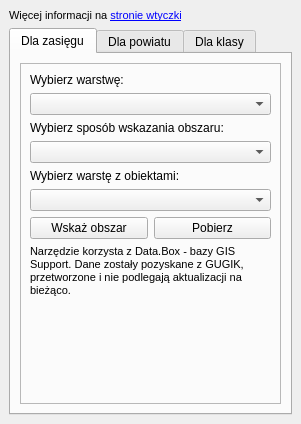
gis-support/gis-support-plugin, file gissupport_plugin/modules/data_downloader/bdot10k/bdot10k_dockwidget.ui: the form before one commit.
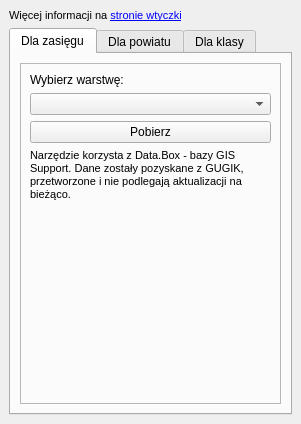
The form after the commit. The open tabs and pages were chosen to show the change. Custom widgets are drawn as their Qt base class.

Commit message: DEV-11585 podpiecie widgetu do bdot oraz nmpt

Patch:
```diff
--- a/gissupport_plugin/modules/data_downloader/bdot10k/bdot10k_dockwidget.ui
+++ b/gissupport_plugin/modules/data_downloader/bdot10k/bdot10k_dockwidget.ui
@@ -79,44 +79,10 @@
             <widget class="QComboBox" name="layerComboBox"/>
            </item>
            <item>
-            <widget class="QLabel" name="methodLabel">
-             <property name="font">
-              <font>
-               <kerning>true</kerning>
-              </font>
-             </property>
-             <property name="text">
-              <string>Wybierz sposób wskazania obszaru:</string>
-             </property>
-            </widget>
-           </item>
-           <item>
-            <widget class="QComboBox" name="methodComboBox"/>
-           </item>
-           <item>
-            <widget class="QLabel" name="fromLayerLabel">
-             <property name="font">
-              <font>
-               <kerning>true</kerning>
-              </font>
-             </property>
-             <property name="text">
-              <string>Wybierz warstę z obiektami:</string>
-             </property>
-            </widget>
-           </item>
-           <item>
-            <widget class="QgsMapLayerComboBox" name="fromLayerComboBox"/>
+            <layout class="QVBoxLayout" name="widgetLayout"/>
            </item>
            <item>
             <layout class="QHBoxLayout" name="horizontalLayout">
-             <item>
-              <widget class="QPushButton" name="drawBoundsButton">
-               <property name="text">
-                <string>Wskaż obszar</string>
-               </property>
-              </widget>
-             </item>
              <item>
               <widget class="QPushButton" name="boundsDownloadButton">
                <property name="text">
@@ -384,13 +350,6 @@
    </layout>
   </widget>
  </widget>
- <customwidgets>
-  <customwidget>
-   <class>QgsMapLayerComboBox</class>
-   <extends>QComboBox</extends>
-   <header>qgsmaplayercombobox.h</header>
-  </customwidget>
- </customwidgets>
  <resources/>
  <connections/>
 </ui>
```
Left out of the diff: 2 changed lines with no effect on the pictures. The commit also changes 7 other files.
